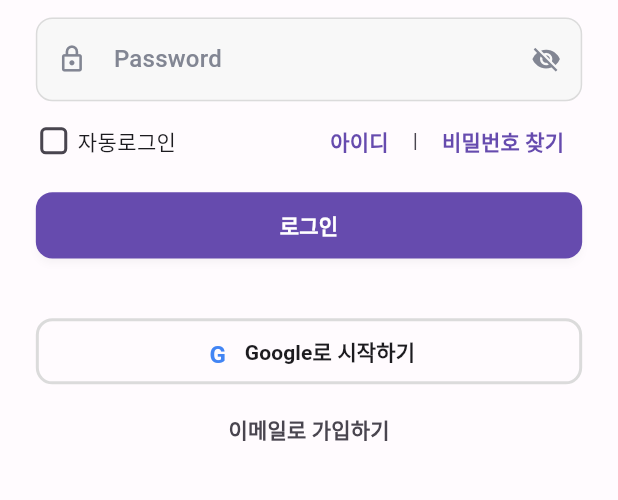
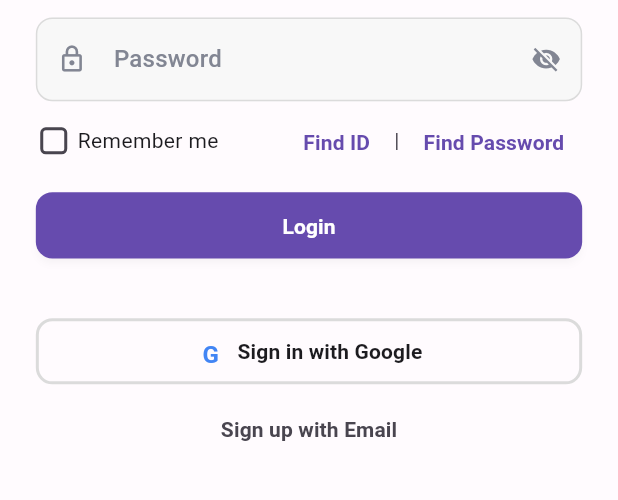
Before and after one commit to TEAM-Tripgether/tripgether-flutter, a Flutter app: the screen it shows after launch, on a phone screen of 412 x 824 dp, the part 475-975 px from its top. Run offline on Flutter 3.47's test engine with Material 3 defaults, Android fonts, the phone set to English and light mode, and no system bars; our stand-ins replace cached_network_image, flutter_animate, flutter_dotenv, flutter_expandable_fab, flutter_riverpod, flutter_screenutil and 7 more; generated files the repository leaves out were written again; Roboto replaces fonts that are missing (Pretendard).

Commit message:
fix : 국제화 snackbar 개선

```diff
--- a/lib/features/auth/presentation/screens/login_screen.dart
+++ b/lib/features/auth/presentation/screens/login_screen.dart
@@ -2,6 +2,7 @@ import 'package:flutter/material.dart';
 import 'package:flutter_riverpod/flutter_riverpod.dart';
 import 'package:flutter_screenutil/flutter_screenutil.dart';
 import 'package:go_router/go_router.dart';
+import '../../../../l10n/app_localizations.dart';
 import '../../../../core/router/routes.dart';
 import '../../../../core/theme/app_spacing.dart';
 import '../../providers/login_provider.dart';
@@ -47,7 +48,7 @@ class LoginScreen extends ConsumerWidget {
       debugPrint('[LoginScreen] ⚠️ 로그인 실패 - 에러 메시지 표시');
       ScaffoldMessenger.of(context).showSnackBar(
         SnackBar(
-          content: const Text('로그인에 실패했습니다. 다시 시도해주세요.'),
+          content: Text(AppLocalizations.of(context)!.loginFailedTryAgain),
           backgroundColor: Theme.of(context).colorScheme.error,
         ),
       );
@@ -75,7 +76,7 @@ class LoginScreen extends ConsumerWidget {
       debugPrint('[LoginScreen] ⚠️ 구글 로그인 실패 - 에러 메시지 표시');
       ScaffoldMessenger.of(context).showSnackBar(
         SnackBar(
-          content: const Text('구글 로그인에 실패했습니다.'),
+          content: Text(AppLocalizations.of(context)!.googleLoginFailed),
           backgroundColor: Theme.of(context).colorScheme.error,
         ),
       );
@@ -89,9 +90,11 @@ class LoginScreen extends ConsumerWidget {
     // TODO: 회원가입 화면으로 이동
     debugPrint('[Login] 이메일 회원가입 이동');
 
-    ScaffoldMessenger.of(
-      context,
-    ).showSnackBar(const SnackBar(content: Text('회원가입 화면 준비 중입니다')));
+    ScaffoldMessenger.of(context).showSnackBar(
+      SnackBar(
+        content: Text(AppLocalizations.of(context)!.signupScreenPreparation),
+      ),
+    );
   }
 
   /// 아이디 찾기 핸들러
--- a/lib/features/auth/presentation/widgets/login_form.dart
+++ b/lib/features/auth/presentation/widgets/login_form.dart
@@ -2,6 +2,7 @@ import 'package:flutter/material.dart';
 import 'package:flutter_screenutil/flutter_screenutil.dart';
 import '../../../../core/constants/app_colors.dart';
 import '../../../../core/theme/app_spacing.dart';
+import '../../../../l10n/app_localizations.dart';
 import '../../../../shared/widgets/buttons/common_button.dart';
 
 /// 로그인 입력 폼 위젯
@@ -54,25 +55,27 @@ class _LoginFormState extends State<LoginForm> {
   }
 
   /// 이메일 형식 검증
-  String? _validateEmail(String? value) {
+  String? _validateEmail(String? value, BuildContext context) {
+    final l10n = AppLocalizations.of(context)!;
     if (value == null || value.isEmpty) {
-      return '이메일을 입력해주세요';
+      return l10n.emailRequired;
     }
     // 이메일 정규식 검증
     final emailRegex = RegExp(r'^[\w-\.]+@([\w-]+\.)+[\w-]{2,4}$');
     if (!emailRegex.hasMatch(value)) {
-      return '올바른 이메일 형식을 입력해주세요';
+      return l10n.emailInvalidFormat;
     }
     return null;
   }
 
   /// 비밀번호 검증
-  String? _validatePassword(String? value) {
+  String? _validatePassword(String? value, BuildContext context) {
+    final l10n = AppLocalizations.of(context)!;
     if (value == null || value.isEmpty) {
-      return '비밀번호를 입력해주세요';
+      return l10n.passwordRequired;
     }
     if (value.length < 6) {
-      return '비밀번호는 최소 6자 이상이어야 합니다';
+      return l10n.passwordMinLength;
     }
     return null;
   }
@@ -91,6 +94,7 @@ class _LoginFormState extends State<LoginForm> {
     final theme = Theme.of(context);
     final textTheme = theme.textTheme;
     final colorScheme = theme.colorScheme;
+    final l10n = AppLocalizations.of(context)!;
 
     return Form(
       key: _formKey,
@@ -102,10 +106,10 @@ class _LoginFormState extends State<LoginForm> {
             controller: _emailController,
             keyboardType: TextInputType.emailAddress,
             textInputAction: TextInputAction.next, // 다음 필드로 이동
-            validator: _validateEmail,
+            validator: (value) => _validateEmail(value, context),
             decoration: InputDecoration(
-              labelText: 'Email',
-              hintText: 'support@tripgether-official.com',
+              labelText: l10n.emailLabel,
+              hintText: l10n.emailHint,
               prefixIcon: Icon(
                 Icons.email_outlined,
                 color: AppColors.textSecondary,
@@ -122,10 +126,10 @@ class _LoginFormState extends State<LoginForm> {
             obscureText: _obscurePassword, // 비밀번호 마스킹
             textInputAction: TextInputAction.done, // 완료 버튼
             onFieldSubmitted: (_) => _handleLogin(), // 엔터 시 로그인
-            validator: _validatePassword,
+            validator: (value) => _validatePassword(value, context),
             decoration: InputDecoration(
-              labelText: 'Password',
-              hintText: '••••••••••••',
+              labelText: l10n.passwordLabel,
+              hintText: l10n.passwordHint,
               prefixIcon: Icon(
                 Icons.lock_outlined,
                 color: AppColors.textSecondary,
@@ -172,7 +176,7 @@ class _LoginFormState extends State<LoginForm> {
                   ),
                   SizedBox(width: AppSpacing.xs),
                   Text(
-                    '자동로그인',
+                    l10n.autoLogin,
                     style: textTheme.bodyMedium?.copyWith(
                       fontWeight: FontWeight.w400,
                       color: colorScheme.onSurface,
@@ -185,7 +189,7 @@ class _LoginFormState extends State<LoginForm> {
               Row(
                 children: [
                   TertiaryButton(
-                    text: '아이디',
+                    text: l10n.findId,
                     onPressed: widget.onFindId,
                   ),
                   Padding(
@@ -198,7 +202,7 @@ class _LoginFormState extends State<LoginForm> {
                     ),
                   ),
                   TertiaryButton(
-                    text: '비밀번호 찾기',
+                    text: l10n.findPassword,
                     onPressed: widget.onFindPassword,
                   ),
                 ],
@@ -210,7 +214,7 @@ class _LoginFormState extends State<LoginForm> {
 
           /// 로그인 버튼 (공용 PrimaryButton 컴포넌트 사용)
           PrimaryButton(
-            text: '로그인',
+            text: l10n.login,
             onPressed: _handleLogin,
             isFullWidth: true,
           ),
--- a/lib/features/auth/presentation/widgets/social_login_section.dart
+++ b/lib/features/auth/presentation/widgets/social_login_section.dart
@@ -2,6 +2,7 @@ import 'package:flutter/material.dart';
 import 'package:flutter_screenutil/flutter_screenutil.dart';
 import '../../../../core/constants/app_colors.dart';
 import '../../../../core/theme/app_spacing.dart';
+import '../../../../l10n/app_localizations.dart';
 import '../../../../shared/widgets/buttons/social_login_button.dart';
 
 /// 소셜 로그인 섹션 위젯
@@ -32,13 +33,14 @@ class SocialLoginSection extends StatelessWidget {
     final theme = Theme.of(context);
     final textTheme = theme.textTheme;
     final colorScheme = theme.colorScheme;
+    final l10n = AppLocalizations.of(context);
 
     return Column(
       children: [
         /// 구글 로그인 버튼
         /// Surface 배경 + 회색 테두리 + 구글 로고
         SocialLoginButton(
-          text: 'Google로 시작하기',
+          text: l10n.signInWithGoogle,
           backgroundColor: colorScheme.surface,
           textColor: colorScheme.onSurface,
           borderColor: AppColors.outline, // 회색 테두리
@@ -68,7 +70,7 @@ class SocialLoginSection extends StatelessWidget {
         /// 이메일로 가입하기 버튼
         /// Surface 배경 + onSurfaceVariant 색상 텍스트 (테두리 없음)
         SocialLoginButton(
-          text: '이메일로 가입하기',
+          text: l10n.signUpWithEmail,
           backgroundColor: colorScheme.surface,
           textColor: colorScheme.onSurfaceVariant,
           onPressed: onEmailSignup,
--- a/lib/l10n/app_en.arb
+++ b/lib/l10n/app_en.arb
@@ -640,5 +640,90 @@
   "goBack": "Go Back",
   "@goBack": {
     "description": "Go back button"
+  },
+
+  "loginFailedTryAgain": "Login failed. Please try again.",
+  "@loginFailedTryAgain": {
+    "description": "Email login failure message"
+  },
+
+  "googleLoginFailed": "Google login failed.",
+  "@googleLoginFailed": {
+    "description": "Google login failure message"
+  },
+
+  "signupScreenPreparation": "Sign up screen is under preparation",
+  "@signupScreenPreparation": {
+    "description": "Sign up screen preparation message"
+  },
+
+  "emailLabel": "Email",
+  "@emailLabel": {
+    "description": "Email input field label"
+  },
+
+  "emailHint": "support@tripgether-official.com",
+  "@emailHint": {
+    "description": "Email input hint"
+  },
+
+  "passwordLabel": "Password",
+  "@passwordLabel": {
+    "description": "Password input field label"
+  },
+
+  "passwordHint": "••••••••••••",
+  "@passwordHint": {
+    "description": "Password input hint"
+  },
+
+  "emailRequired": "Please enter your email",
+  "@emailRequired": {
+    "description": "Email required error message"
+  },
+
+  "emailInvalidFormat": "Please enter a valid email format",
+  "@emailInvalidFormat": {
+    "description": "Email format error message"
+  },
+
+  "passwordRequired": "Please enter your password",
+  "@passwordRequired": {
+    "description": "Password required error message"
+  },
+
+  "passwordMinLength": "Password must be at least 6 characters",
+  "@passwordMinLength": {
+    "description": "Password minimum length error message"
+  },
+
+  "autoLogin": "Remember me",
+  "@autoLogin": {
+    "description": "Auto login checkbox label"
+  },
+
+  "findId": "Find ID",
+  "@findId": {
+    "description": "Find ID button"
+  },
+
+  "findPassword": "Find Password",
+  "@findPassword": {
+    "description": "Find password button"
+  },
+
+  "login": "Login",
+  "@login": {
+    "description": "Login button"
+  },
+
+  "signInWithGoogle": "Sign in with Google",
+  "@signInWithGoogle": {
+    "description": "Google sign in button"
+  },
+
+  "signUpWithEmail": "Sign up with Email",
+  "@signUpWithEmail": {
+    "description": "Email sign up button"
   }
 }
--- a/lib/l10n/app_localizations.dart
+++ b/lib/l10n/app_localizations.dart
@@ -745,6 +745,108 @@ abstract class AppLocalizations {
   /// In ko, this message translates to:
   /// **'뒤로 가기'**
   String get goBack;
+
+  /// 이메일 로그인 실패 메시지
+  ///
+  /// In ko, this message translates to:
+  /// **'로그인에 실패했습니다. 다시 시도해주세요.'**
+  String get loginFailedTryAgain;
+
+  /// 구글 로그인 실패 메시지
+  ///
+  /// In ko, this message translates to:
+  /// **'구글 로그인에 실패했습니다.'**
+  String get googleLoginFailed;
+
+  /// 회원가입 화면 준비 중 메시지
+  ///
+  /// In ko, this message translates to:
+  /// **'회원가입 화면 준비 중입니다'**
+  String get signupScreenPreparation;
+
+  /// 이메일 입력 필드 라벨
+  ///
+  /// In ko, this message translates to:
+  /// **'Email'**
+  String get emailLabel;
+
+  /// 이메일 입력 힌트
+  ///
+  /// In ko, this message translates to:
+  /// **'support@tripgether-official.com'**
+  String get emailHint;
+
+  /// 비밀번호 입력 필드 라벨
+  ///
+  /// In ko, this message translates to:
+  /// **'Password'**
+  String get passwordLabel;
+
+  /// 비밀번호 입력 힌트
+  ///
+  /// In ko, this message translates to:
+  /// **'••••••••••••'**
+  String get passwordHint;
+
+  /// 이메일 필수 입력 오류 메시지
+  ///
+  /// In ko, this message translates to:
+  /// **'이메일을 입력해주세요'**
+  String get emailRequired;
+
+  /// 이메일 형식 오류 메시지
+  ///
+  /// In ko, this message translates to:
+  /// **'올바른 이메일 형식을 입력해주세요'**
+  String get emailInvalidFormat;
+
+  /// 비밀번호 필수 입력 오류 메시지
+  ///
+  /// In ko, this message translates to:
+  /// **'비밀번호를 입력해주세요'**
+  String get passwordRequired;
+
+  /// 비밀번호 최소 길이 오류 메시지
+  ///
+  /// In ko, this message translates to:
+  /// **'비밀번호는 최소 6자 이상이어야 합니다'**
+  String get passwordMinLength;
+
+  /// 자동로그인 체크박스 라벨
+  ///
+  /// In ko, this message translates to:
+  /// **'자동로그인'**
+  String get autoLogin;
+
+  /// 아이디 찾기 버튼
+  ///
+  /// In ko, this message translates to:
+  /// **'아이디'**
+  String get findId;
+
+  /// 비밀번호 찾기 버튼
+  ///
+  /// In ko, this message translates to:
+  /// **'비밀번호 찾기'**
+  String get findPassword;
+
+  /// 로그인 버튼
+  ///
+  /// In ko, this message translates to:
+  /// **'로그인'**
+  String get login;
+
+  /// 구글 로그인 버튼
+  ///
+  /// In ko, this message translates to:
+  /// **'Google로 시작하기'**
+  String get signInWithGoogle;
+
+  /// 이메일 회원가입 버튼
+  ///
+  /// In ko, this message translates to:
+  /// **'이메일로 가입하기'**
+  String get signUpWithEmail;
 }
 
 class _AppLocalizationsDelegate
--- a/lib/l10n/app_localizations_en.dart
+++ b/lib/l10n/app_localizations_en.dart
@@ -364,4 +364,55 @@ class AppLocalizationsEn extends AppLocalizations {
 
   @override
   String get goBack => 'Go Back';
+
+  @override
+  String get loginFailedTryAgain => 'Login failed. Please try again.';
+
+  @override
+  String get googleLoginFailed => 'Google login failed.';
+
+  @override
+  String get signupScreenPreparation => 'Sign up screen is under preparation';
+
+  @override
+  String get emailLabel => 'Email';
+
+  @override
+  String get emailHint => 'support@tripgether-official.com';
+
+  @override
+  String get passwordLabel => 'Password';
+
+  @override
+  String get passwordHint => '••••••••••••';
+
+  @override
+  String get emailRequired => 'Please enter your email';
+
+  @override
+  String get emailInvalidFormat => 'Please enter a valid email format';
+
+  @override
+  String get passwordRequired => 'Please enter your password';
+
+  @override
+  String get passwordMinLength => 'Password must be at least 6 characters';
+
+  @override
+  String get autoLogin => 'Remember me';
+
+  @override
+  String get findId => 'Find ID';
+
+  @override
+  String get findPassword => 'Find Password';
+
+  @override
+  String get login => 'Login';
+
+  @override
+  String get signInWithGoogle => 'Sign in with Google';
+
+  @override
+  String get signUpWithEmail => 'Sign up with Email';
 }
```
Also changed, not shown: lib/l10n/app_ko.arb (+85 -0 lines), lib/l10n/app_localizations_ko.dart (+51 -0 lines), lib/shared/widgets/common/chip_list.dart (+19 -24 lines).
